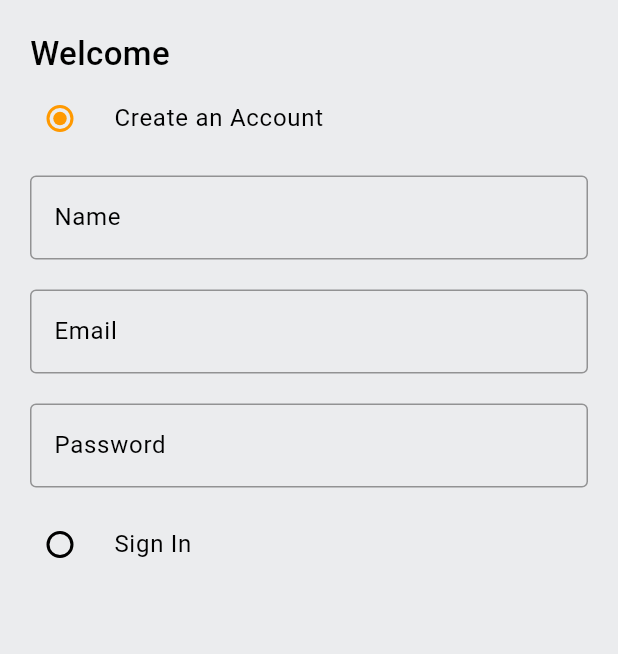
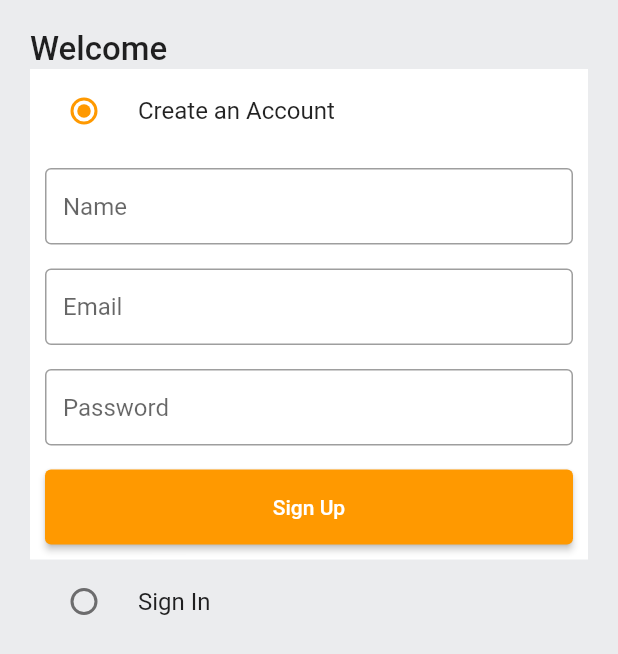
Before and after one commit to andikatp/Tokoku, a Flutter app: the screen it shows after launch, on a phone screen of 412 x 824 dp. Shown: the top 654 px of the screen. Run offline on Flutter 3.47's test engine with Material 2 defaults, Android fonts, the phone set to English and light mode, and no system bars.

Commit message:
finishing the ui of auth

```diff
--- /dev/null
+++ b/lib/common/widgets/custom_elevated_button.dart
@@ -0,0 +1,24 @@
+import 'package:flutter/material.dart';
+
+class CustomButton extends StatelessWidget {
+  final String text;
+  final VoidCallback onPressed;
+  const CustomButton({
+    Key? key,
+    required this.text,
+    required this.onPressed,
+  }) : super(key: key);
+
+  @override
+  Widget build(BuildContext context) {
+    return ElevatedButton(
+      onPressed: onPressed,
+      style: ElevatedButton.styleFrom(
+        minimumSize: const Size(double.infinity, 50),
+      ),
+      child: Text(
+        text,
+      ),
+    );
+  }
+}
--- a/lib/common/widgets/custom_textfield.dart
+++ b/lib/common/widgets/custom_textfield.dart
@@ -12,7 +12,7 @@ class CustomTextField extends StatelessWidget {
   @override
   Widget build(BuildContext context) {
     return Padding(
-      padding: const EdgeInsets.symmetric(vertical: 10),
+      padding: const EdgeInsets.only(bottom: 16),
       child: TextFormField(
         controller: controller,
         obscureText: hintText == 'Password' ? true : false,
@@ -20,6 +20,7 @@ class CustomTextField extends StatelessWidget {
             ? TextInputType.emailAddress
             : TextInputType.text,
         decoration: InputDecoration(
+          isDense: true,
           border: const OutlineInputBorder(
             borderSide: BorderSide(
               color: Colors.black38,
@@ -32,6 +33,7 @@ class CustomTextField extends StatelessWidget {
           ),
           hintText: hintText,
         ),
+        onTapOutside: (event) => FocusScope.of(context).unfocus(),
       ),
     );
   }
--- a/lib/features/auth/screens/auth_screen.dart
+++ b/lib/features/auth/screens/auth_screen.dart
@@ -1,3 +1,4 @@
+import 'package:amazon/common/widgets/custom_elevated_button.dart';
 import 'package:amazon/common/widgets/custom_textfield.dart';
 import 'package:amazon/constant/color.dart';
 import 'package:flutter/material.dart';
@@ -23,13 +24,42 @@ class _AuthScreenState extends State<AuthScreen> {
   final TextEditingController _nameController = TextEditingController();
   final TextEditingController _passwordController = TextEditingController();
 
-  Widget radioAuth(String title, Auth auth) {
+  Widget radioAuth(String title, Auth auth, bool color) {
     return RadioListTile(
-      contentPadding: const EdgeInsets.only(left: 0),
+      tileColor: color ? GlobalVariable.backgroundColor : null,
+      activeColor: GlobalVariable.secondaryColor,
       value: auth,
       groupValue: _auth,
       onChanged: (Auth? auth) => setState(() => _auth = auth!),
       title: Text(title),
+    );
+  }
+
+  Widget authContainer(bool signUp) {
+    return Container(
+      padding: const EdgeInsets.all(10),
+      color: GlobalVariable.backgroundColor,
+      child: Form(
+        key: signUp ? _signUpFormKey : _signInFormKey,
+        child: Column(
+          children: [
+            if (signUp)
+              CustomTextField(
+                controller: _nameController,
+                hintText: 'Name',
+              ),
+            CustomTextField(
+              controller: _emailController,
+              hintText: 'Email',
+            ),
+            CustomTextField(
+              controller: _passwordController,
+              hintText: 'Password',
+            ),
+            CustomButton(text: 'Sign Up', onPressed: () {}),
+          ],
+        ),
+      ),
     );
   }
 
@@ -56,28 +86,11 @@ class _AuthScreenState extends State<AuthScreen> {
                   'Welcome',
                   style: TextStyle(fontSize: 22, fontWeight: FontWeight.w500),
                 ),
-                radioAuth('Create an Account', Auth.signUp),
-                if (_auth == Auth.signUp)
-                  Form(
-                    key: _signUpFormKey,
-                    child: Column(
-                      children: [
-                        CustomTextField(
-                          controller: _nameController,
-                          hintText: 'Name',
-                        ),
-                        CustomTextField(
-                          controller: _emailController,
-                          hintText: 'Email',
-                        ),
-                        CustomTextField(
-                          controller: _passwordController,
-                          hintText: 'Password',
-                        ),
-                      ],
-                    ),
-                  ),
-                radioAuth('Sign In', Auth.signIn),
+                radioAuth(
+                    'Create an Account', Auth.signUp, _auth == Auth.signUp),
+                if (_auth == Auth.signUp) authContainer(_auth == Auth.signUp),
+                radioAuth('Sign In', Auth.signIn, _auth == Auth.signIn),
+                if (_auth == Auth.signIn) authContainer(_auth == Auth.signUp),
               ],
             ),
           ),
--- a/lib/main.dart
+++ b/lib/main.dart
@@ -16,7 +16,6 @@ class MyApp extends StatelessWidget {
       debugShowCheckedModeBanner: false,
       title: 'Flutter Demo',
       theme: ThemeData(
-        useMaterial3: true,
         colorScheme:
             const ColorScheme.light(primary: GlobalVariable.secondaryColor),
         scaffoldBackgroundColor: GlobalVariable.backgroundColor,
```
